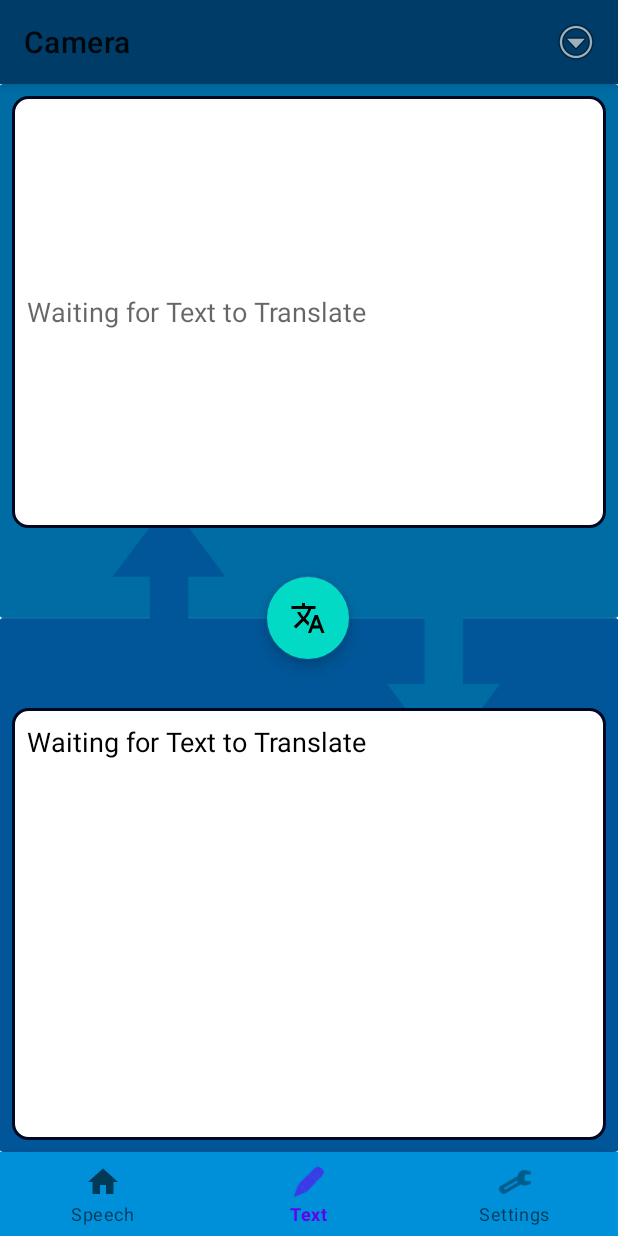
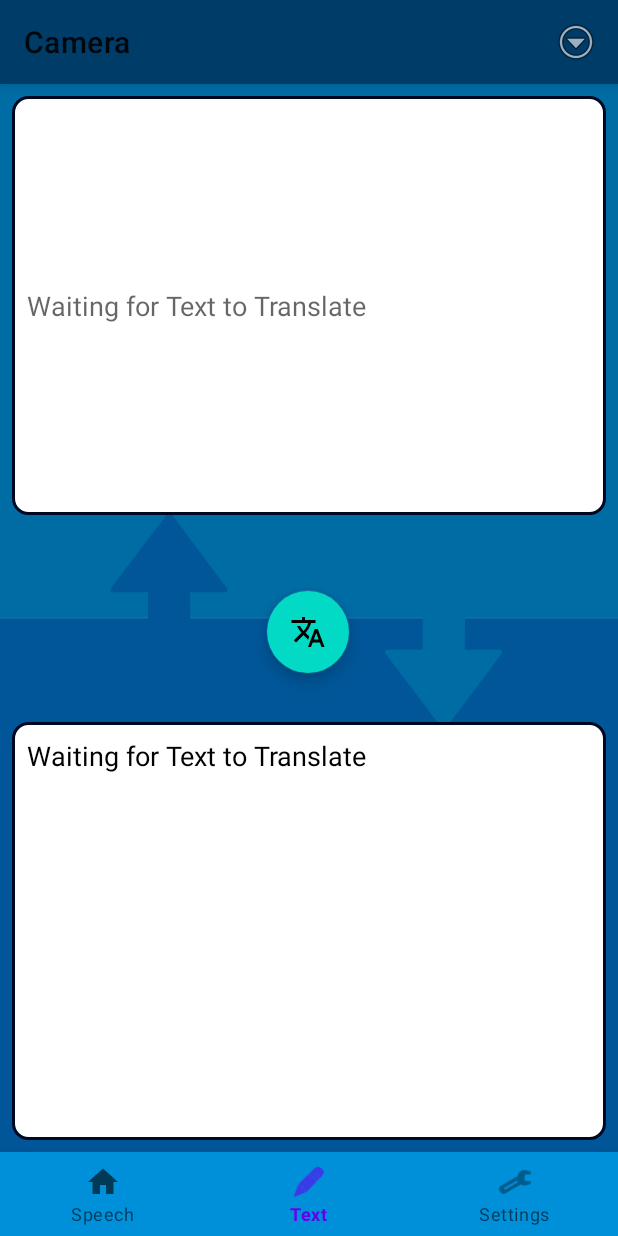
Before and after one commit to AthlonsDev/Translation_App, an Android app: the DashboardFragment screen opened through its navigation route, on a phone screen of 412 x 824 dp. Run offline under Robolectric (Android 15) with nearby library versions, the phone set to English and light mode, and no system bars; our stand-ins replace Picasso, androidx.preference, navigation-ui; libraries missing offline, so code that uses them is left out: androidx.camera.core, androidx.camera.lifecycle, com.google.mlkit.common, com.google.mlkit.nl, com.google.mlkit.vision; 21 statements that could not run were skipped.

Commit message:
UI fixes

```diff
--- a/app/src/main/java/com/example/translation_app/SettingsFragment.kt
+++ b/app/src/main/java/com/example/translation_app/SettingsFragment.kt
@@ -65,6 +65,7 @@ class SettingsFragment : PreferenceFragmentCompat() {
         cameraOutput = langName
         textOutput = langName
         alphabet = "Latin"
+
 
 
         readData(speechLanguageInput)
--- a/app/src/main/res/layout/fragment_dashboard.xml
+++ b/app/src/main/res/layout/fragment_dashboard.xml
@@ -63,7 +63,7 @@
         android:layout_marginStart="8dp"
         android:layout_marginTop="8dp"
         android:layout_marginEnd="8dp"
-        android:layout_marginBottom="24dp"
+        android:layout_marginBottom="42dp"
         android:background="@drawable/border"
         android:hint="Waiting for Text to Translate"
         android:padding="10dp"
```
Also changed, not shown: app/src/main/res/drawable/speech_design.png, 3 other files.
